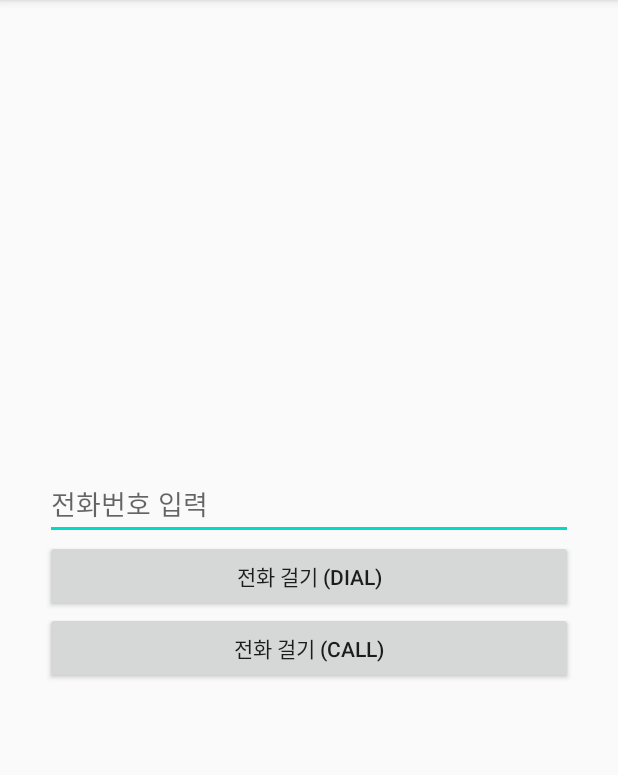
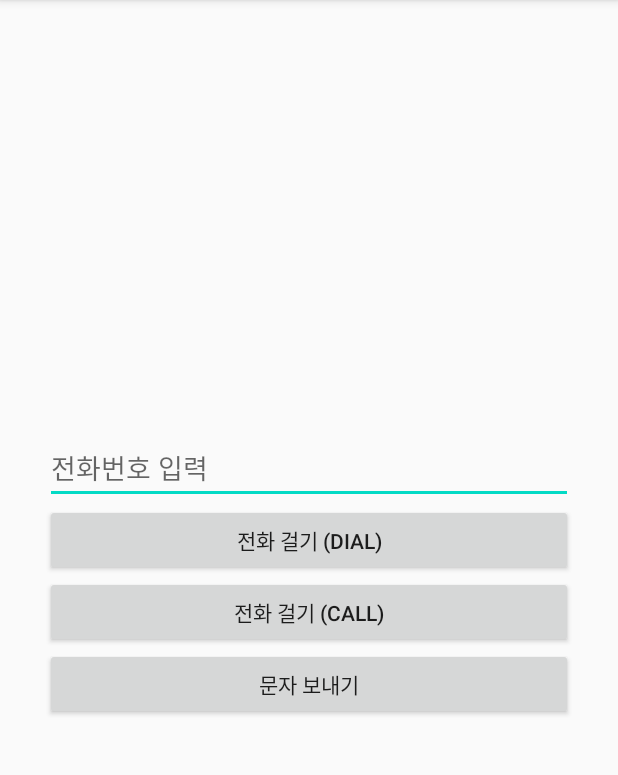
Before and after one commit to apple0819/AndroidFuntion02, an Android app: the screen it shows after launch (MainActivity), on a phone screen of 412 x 824 dp, the part 84-859 px from its top. Run offline under Robolectric (Android 15) with nearby library versions, the phone set to English and light mode, and no system bars; our stand-ins replace data binding.

Commit message:
문자 보내기 코드

```diff
--- a/app/src/main/res/layout/activity_main.xml
+++ b/app/src/main/res/layout/activity_main.xml
@@ -29,6 +29,11 @@
             android:layout_height="wrap_content"
             android:text="전화 걸기 (CALL)"/>
 
+        <Button
+            android:id="@+id/smsBtn"
+            android:layout_width="match_parent"
+            android:layout_height="wrap_content"
+            android:text="문자 보내기"/>
 
     </LinearLayout>
 </layout>
```
Also changed, not shown: app/src/main/java/com/example/androidfuntion02/MainActivity.java (+11 -1 lines).
